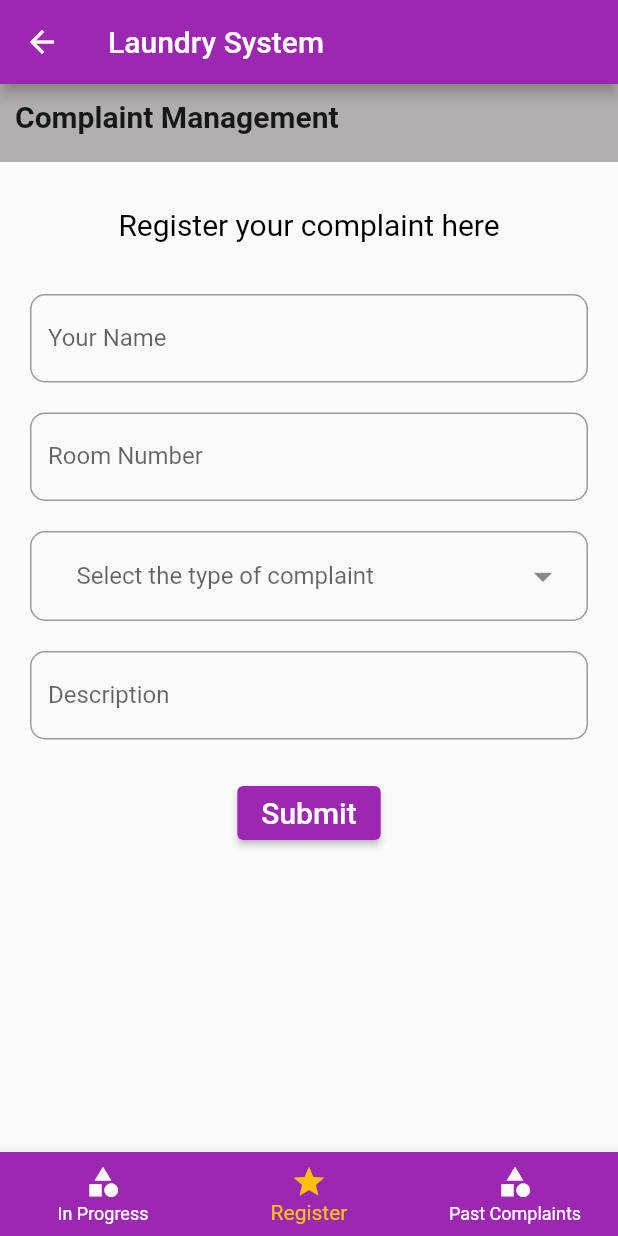
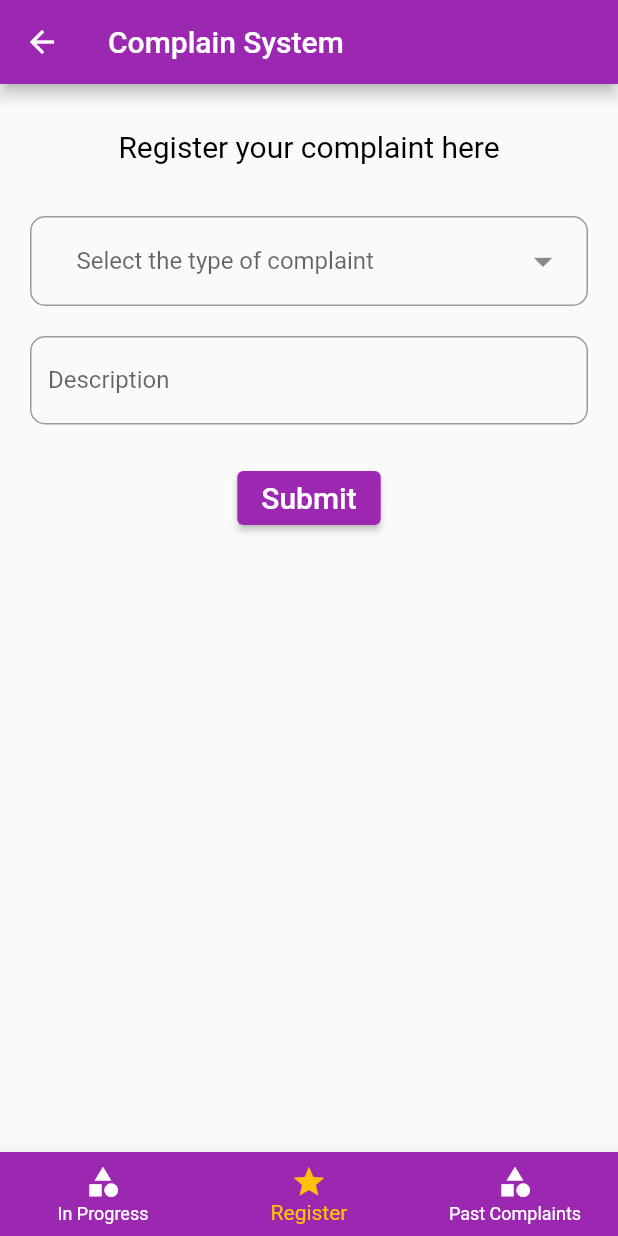
Before and after one commit to aryad03/Bhawan_App, a Flutter app: the TabsScreen screen opened directly, on a phone screen of 412 x 824 dp. Run offline on Flutter 3.47's test engine with Material 2 defaults, Android fonts, the phone set to English and light mode, and no system bars; our stand-ins replace animated_text_kit, carousel_slider, cloud_firestore, dropdown_button2, firebase_auth, firebase_core and 1 more; accounts and stored records are empty.

Commit message:
Changing UI 4

```diff
--- a/lib/main.dart
+++ b/lib/main.dart
@@ -23,6 +23,7 @@ class MyApp extends StatelessWidget {
       value: AuthService().user,
       initialData: null,
       child: MaterialApp(
+        debugShowCheckedModeBanner: false,
         home: Wrapper(),
       ),
     // return MediaQuery(
--- a/lib/screens/homePage.dart
+++ b/lib/screens/homePage.dart
@@ -52,7 +52,7 @@ class TopBar extends StatelessWidget {
                   children: [
                     Container(
                       color: Colors.purple,
-                      height: size.height *.4,
+                      height: size.height *.25,
                       child: DrawerHeader(
                         padding: EdgeInsets.all(20),
                         child: Container(
--- a/lib/screens/registerComplaint.dart
+++ b/lib/screens/registerComplaint.dart
@@ -44,19 +44,8 @@ class _registerComplaintState extends State<registerComplaint> {
           child: Form(
             key: _formKey,
             child: Column(
+
               children: [
-                Container(
-                  color: Color.fromARGB(255, 177, 175, 175),
-                  padding: EdgeInsets.all(10),
-                  height: 52,
-                  width: MediaQuery.of(context).size.width,
-                  child: SizedBox(
-                    height: 56.0,
-                    child: Text('Complaint Management',
-                        style:
-                            TextStyle(fontSize: 20, fontWeight: FontWeight.bold)),
-                  ),
-                ),
                 SizedBox(
                   height: 15,
                 ),
@@ -87,36 +76,6 @@ class _registerComplaintState extends State<registerComplaint> {
                         alignment: Alignment.topLeft,
                         child: Column(
                           children: [
-                            Container(
-                              padding: EdgeInsets.all(5.0),
-                              child: TextFormField(
-                                decoration: InputDecoration(
-                                  border: OutlineInputBorder(
-                                    borderRadius: BorderRadius.circular(10),
-                                  ),
-                                  labelText: 'Your Name',
-                                  hintText: 'Enter your name here',
-                                ),
-                              ),
-                            ),
-                            SizedBox(
-                              height: 10,
-                            ),
-                            Container(
-                              padding: EdgeInsets.all(5.0),
-                              child: TextFormField(
-                                decoration: InputDecoration(
-                                  border: OutlineInputBorder(
-                                    borderRadius: BorderRadius.circular(10),
-                                  ),
-                                  labelText: 'Room Number',
-                                  hintText: 'Enter your room number here',
-                                ),
-                              ),
-                            ),
-                            SizedBox(
-                              height: 10,
-                            ),
                             Container(
                               padding: EdgeInsets.all(5.0),
                               child: DropdownButtonFormField2(
@@ -204,12 +163,11 @@ class _registerComplaintState extends State<registerComplaint> {
                     ],
                   ),
                 ),
-              ],
+            ],
             ),
           ),
         ),
       ),
     );
-    ;
   }
 }
--- a/lib/screens/tabs.dart
+++ b/lib/screens/tabs.dart
@@ -54,7 +54,7 @@ class _TabsScreenState extends State<TabsScreen> {
             );
           },
         ),
-        title: Text("Laundry System"),
+        title: Text("Complain System"),
       ),
         body: pages[selectedPageIndex]['page'],
         bottomNavigationBar: BottomNavigationBar(
--- a/pubspec.yaml
+++ b/pubspec.yaml
@@ -44,6 +44,8 @@ dependencies:
   cloud_firestore: ^4.0.3
   dropdown_button2: ^1.8.9
   animated_text_kit: ^4.2.2
+  animations: ^2.0.7
+  simple_animations: ^5.0.0+2
 
 dev_dependencies:
   flutter_test:
```
Also changed, not shown: lib/screens/pastComplaint.dart (+0 -13 lines), lib/screens/profilePage.dart (+10 -8 lines), lib/utils/banner.dart (+7 -8 lines), images/background.png (added), images/clock.png (added), images/light-1.png (added), images/light-2.png (added), pubspec.lock.
